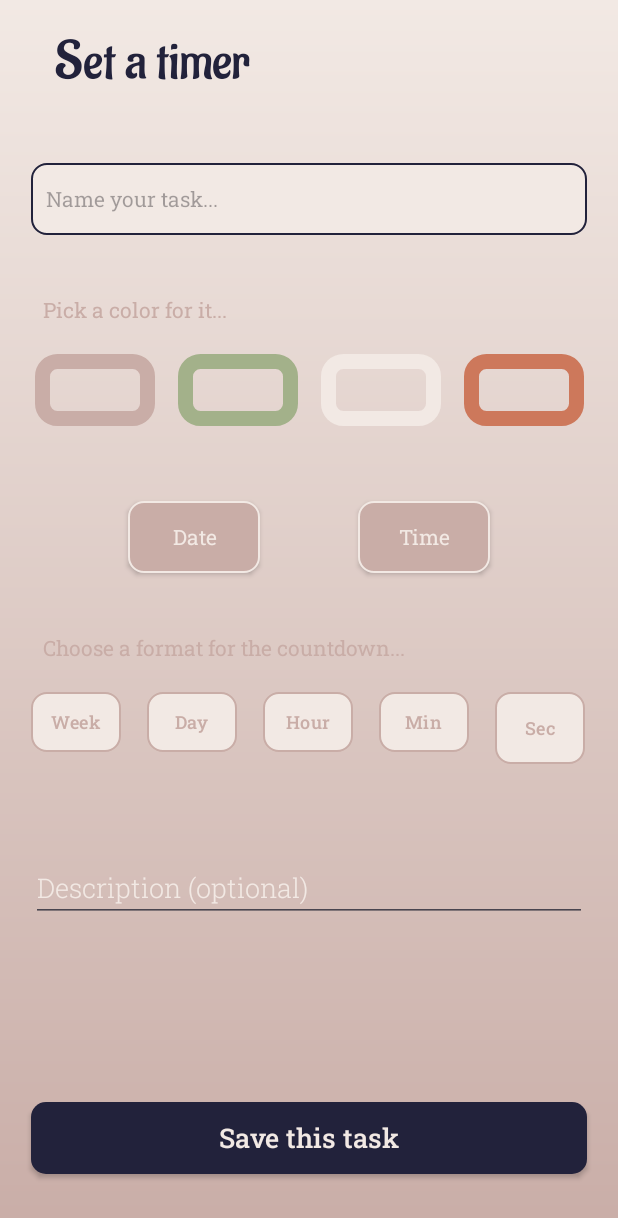
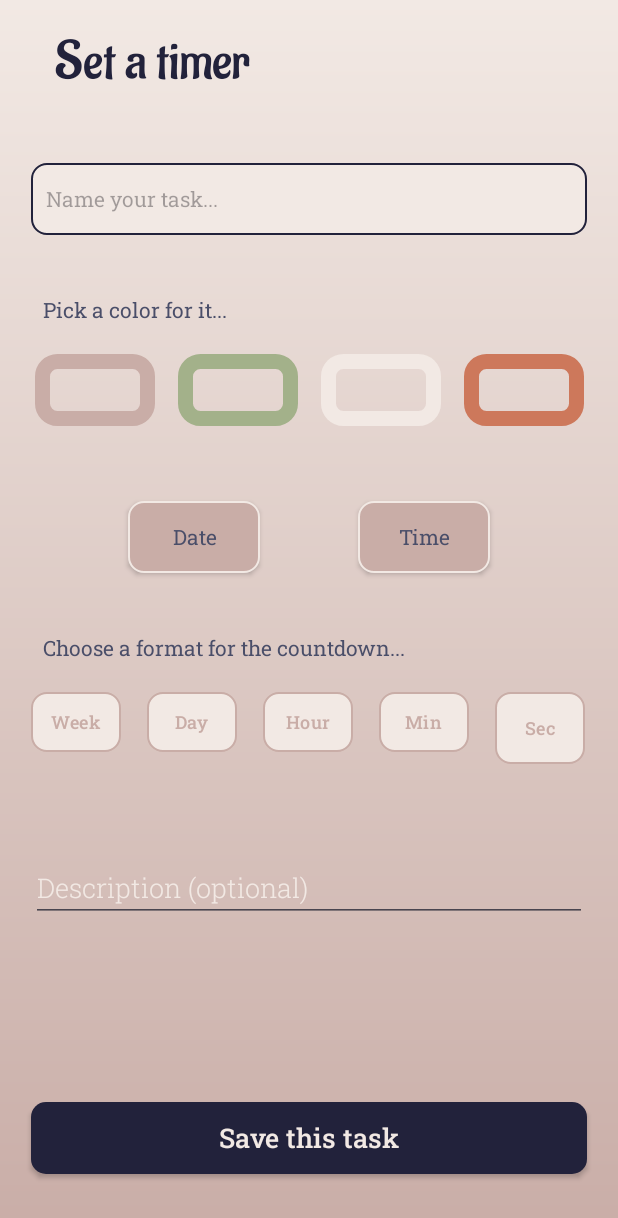
Before and after one commit to blarbee/deadline_countdown, an Android app: the TaskActivity screen opened directly, with no data from a screen before it, on a phone screen of 412 x 824 dp. Shown: the top 1218 px of the screen. Run offline under Robolectric (Android 15) with nearby library versions, the phone set to English and light mode, and no system bars; our stand-ins replace FlexboxLayout, Room's generated code.

Commit message:
Minor edits

```diff
--- a/app/src/main/java/com/example/deadline_countdown/EditActivity.java
+++ b/app/src/main/java/com/example/deadline_countdown/EditActivity.java
@@ -77,7 +77,7 @@ public class EditActivity extends AppCompatActivity {
                 Executors.newSingleThreadExecutor().execute(() -> {
                     dao.delete(current_task);
                     runOnUiThread(() -> {
-                        Toast.makeText(EditActivity.this, "Task " + current_task.getTitle() + " was deleted", Toast.LENGTH_SHORT).show();
+                        Toast.makeText(EditActivity.this, "Task '" + current_task.getTitle() + "' was deleted", Toast.LENGTH_SHORT).show();
                         finish();
                     });
                 });
--- a/app/src/main/res/layout/activity_task.xml
+++ b/app/src/main/res/layout/activity_task.xml
@@ -43,7 +43,7 @@
         android:layout_height="wrap_content"
         android:text="@string/pick_a_color_for_it"
         android:layout_marginTop="40dp"
-        android:textColor="@color/og_cream"
+        android:textColor="@color/og_grey"
         android:fontFamily="@font/robotoslab_regular"
 
         app:layout_constraintTop_toBottomOf="@id/settings_color_option"
@@ -104,7 +104,7 @@
         android:layout_height="wrap_content"
         android:text="@string/choose_a_format_for_the_countdown"
         android:layout_marginTop="40dp"
-        android:textColor="@color/og_cream"
+        android:textColor="@color/og_grey"
         android:fontFamily="@font/robotoslab_regular"
         app:layout_constraintTop_toBottomOf="@id/date_button"
         app:layout_constraintLeft_toLeftOf="@id/left_text_guideline"/>
--- a/app/src/main/res/values/themes.xml
+++ b/app/src/main/res/values/themes.xml
@@ -89,7 +89,7 @@
 
     <style name="date_time">
         <item name="android:background">@drawable/date_time_buttons</item>
-        <item name="android:textColor">@color/og_white</item>
+        <item name="android:textColor">@color/og_grey</item>
         <item name="android:textAllCaps">false</item>
         <item name="android:fontFamily">@font/robotoslab_regular</item>
     </style>
```
